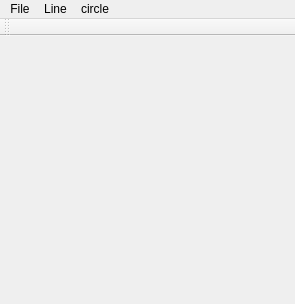
The window that GraphicsProject/mainwindow.ui (a7medfahmy94/SimpleGraphicsPackage) describes before a commit, drawn with Qt 5.
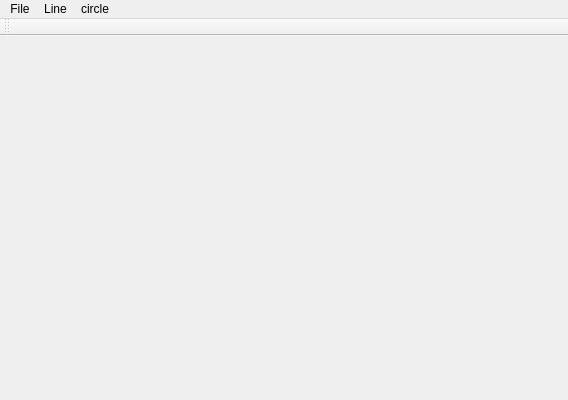
The same window after the commit.

Commit message: renaming and resize window

What changed in the file:
```diff
--- a/GraphicsProject/mainwindow.ui
+++ b/GraphicsProject/mainwindow.ui
@@ -6,8 +6,8 @@
    <rect>
     <x>0</x>
     <y>0</y>
-    <width>295</width>
-    <height>304</height>
+    <width>568</width>
+    <height>400</height>
    </rect>
   </property>
   <property name="windowTitle">
@@ -22,7 +22,7 @@
     <rect>
      <x>0</x>
      <y>0</y>
-     <width>295</width>
+     <width>568</width>
      <height>25</height>
     </rect>
    </property>
```
Left out of the diff: 36 changed lines with no effect on the pictures. The commit also changes 3 other files.
